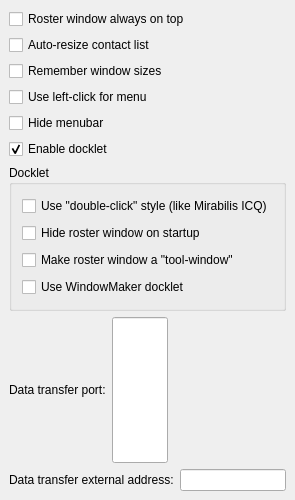
Old version of the form main/synapse-im/src/options/opt_application.ui in the repository BackupTheBerlios/synapse-xmpp-svn.
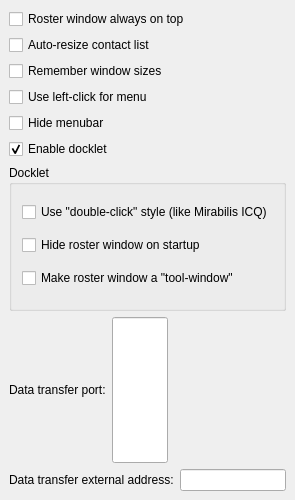
New version of the form.

Commit message: Update of src/options

The edit to the form file:
```diff
--- a/main/synapse-im/src/options/opt_application.ui
+++ b/main/synapse-im/src/options/opt_application.ui
@@ -103,13 +103,6 @@
         </property>
        </widget>
       </item>
-      <item>
-       <widget class="QCheckBox" name="ck_dockUseWM" >
-        <property name="text" >
-         <string>Use WindowMaker docklet</string>
-        </property>
-       </widget>
-      </item>
      </layout>
     </widget>
    </item>
```
The commit also changes 2 other files.
